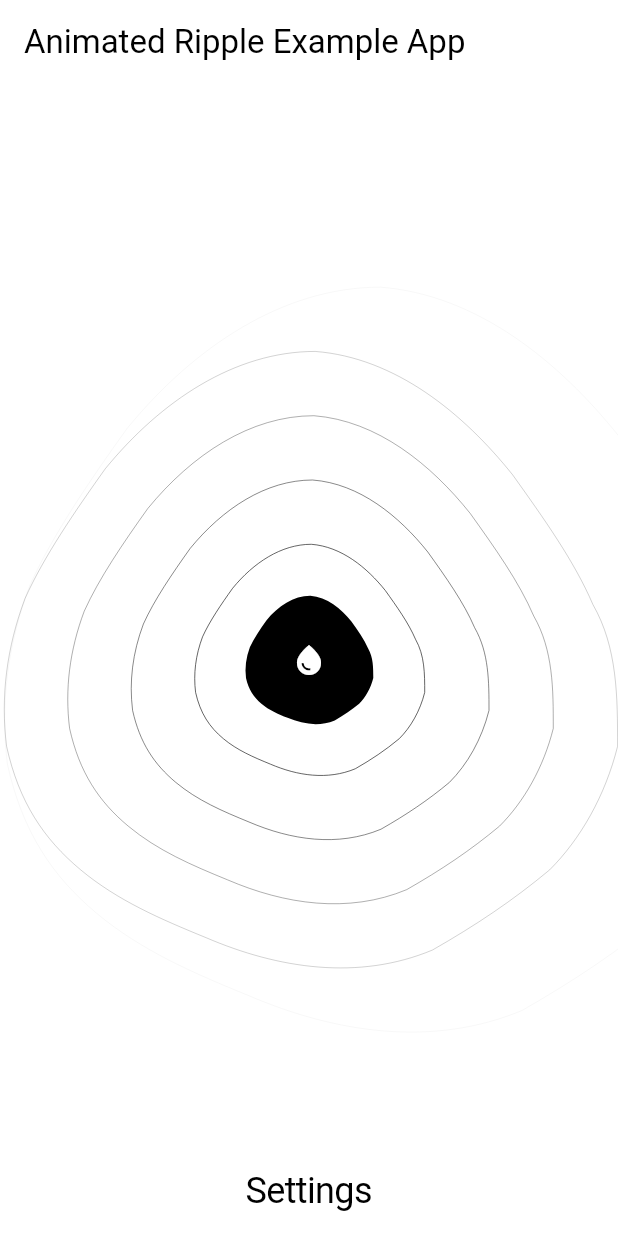
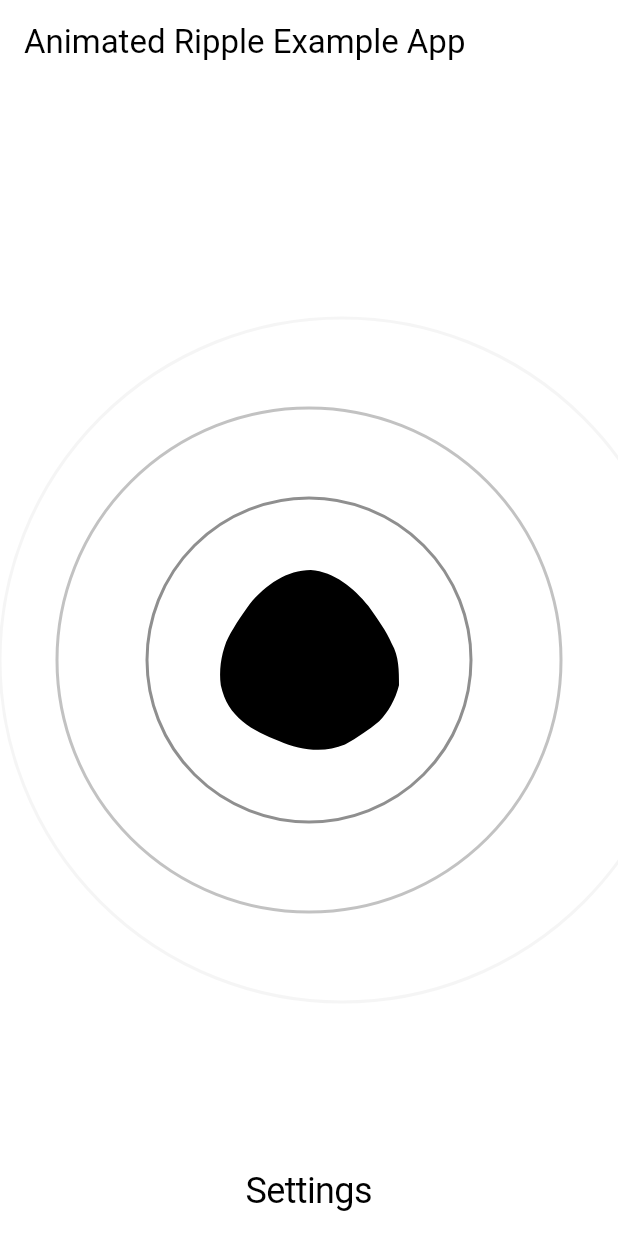
Before and after one commit to zddarova/animated_ripple, a Flutter app: the screen it shows after launch, on a phone screen of 412 x 824 dp. Run offline on Flutter 3.47's test engine with Material 3 defaults, Android fonts, the phone set to English and light mode, and no system bars.

Commit message:
v0.0.2 - resurrected project and its gonna be used in production 🎉🎉🎉 - i need to finish tasks fast so i garbage-coded what i need, sorry

```diff
--- a/example/lib/home_screen.dart
+++ b/example/lib/home_screen.dart
@@ -11,7 +11,8 @@ class HomeScreen extends StatefulWidget {
   State<HomeScreen> createState() => _HomeScreenState();
 }
 
-class _HomeScreenState extends State<HomeScreen> with SingleTickerProviderStateMixin {
+class _HomeScreenState extends State<HomeScreen>
+    with SingleTickerProviderStateMixin {
   late AnimationController _controller;
 
   @override
@@ -39,19 +40,16 @@ class _HomeScreenState extends State<HomeScreen> with SingleTickerProviderStateM
         ),
       ),
       body: DecoratedBox(
-        decoration: BoxDecoration(color: ThemeWidget.of(context).theme.secondaryColor),
+        decoration:
+            BoxDecoration(color: ThemeWidget.of(context).theme.secondaryColor),
         child: SafeArea(
           child: Stack(
             children: [
               Center(
                 // todo (andreyK): figure out what is happening with sized and opacities
                 child: AnimatedRipple(
-                  icon: Icon(
-                    Icons.water_drop_sharp,
-                    color: ThemeWidget.of(context).theme.secondaryColor,
-                  ),
                   size: const Size.fromRadius(300),
-                  numberOfRipples: 7,
+                  numberOfRipples: 5,
                   duration: const Duration(seconds: 1),
                   color: ThemeWidget.of(context).theme.mainColor,
                   secondaryColor: ThemeWidget.of(context).theme.secondaryColor,
@@ -63,13 +61,17 @@ class _HomeScreenState extends State<HomeScreen> with SingleTickerProviderStateM
                 child: CupertinoButton(
                   onPressed: () async {
                     await Navigator.of(context).push(
-                      CupertinoPageRoute(builder: (context) => const SettingsScreen(), fullscreenDialog: true),
+                      CupertinoPageRoute(
+                          builder: (context) => const SettingsScreen(),
+                          fullscreenDialog: true),
                     );
                     setState(() {});
                   },
                   child: Text(
                     'Settings',
-                    style: TextStyle(fontSize: 24, color: ThemeWidget.of(context).theme.mainColor),
+                    style: TextStyle(
+                        fontSize: 24,
+                        color: ThemeWidget.of(context).theme.mainColor),
                   ),
                 ),
               ),
--- a/lib/animated_ripple.dart
+++ b/lib/animated_ripple.dart
@@ -2,6 +2,7 @@ library animated_ripple;
 
 import 'package:flutter/material.dart';
 
+part 'circle_painter.dart';
 part 'ripple_button.dart';
 part 'ripple_painter.dart';
 
@@ -18,6 +19,8 @@ class AnimatedRipple extends StatefulWidget {
     required this.rippleEffect,
     this.onPressed,
     this.icon,
+    this.child,
+    this.paint,
   }) : super(key: key);
 
   final int numberOfRipples;
@@ -28,12 +31,15 @@ class AnimatedRipple extends StatefulWidget {
   final VoidCallback? onPressed;
   final RippleEffect rippleEffect;
   final Widget? icon;
+  final Widget? child;
+  final CustomPainter? paint;
 
   @override
   State<AnimatedRipple> createState() => _AnimatedRippleState();
 }
 
-class _AnimatedRippleState extends State<AnimatedRipple> with SingleTickerProviderStateMixin {
+class _AnimatedRippleState extends State<AnimatedRipple>
+    with SingleTickerProviderStateMixin {
   late AnimationController _controller;
 
   @override
@@ -44,7 +50,8 @@ class _AnimatedRippleState extends State<AnimatedRipple> with SingleTickerProvid
       duration: widget.duration,
       animationBehavior: AnimationBehavior.preserve,
     );
-    if (widget.rippleEffect == RippleEffect.looped || widget.rippleEffect == RippleEffect.speedUpOnTap) {
+    if (widget.rippleEffect == RippleEffect.looped ||
+        widget.rippleEffect == RippleEffect.speedUpOnTap) {
       _controller.repeat();
     }
   }
@@ -64,18 +71,23 @@ class _AnimatedRippleState extends State<AnimatedRipple> with SingleTickerProvid
 
         for (var i = 1; i < widget.numberOfRipples + 1; i++) {
           final iCoefficient = i.toDouble() / widget.numberOfRipples.toDouble();
-          final nextCoefficient = (i + 1).toDouble() / widget.numberOfRipples.toDouble();
+          final nextCoefficient =
+              (i + 1).toDouble() / widget.numberOfRipples.toDouble();
 
           final iSize = widget.size * iCoefficient;
           final nextSize = widget.size * nextCoefficient;
 
-          final h = iSize.height + (nextSize.height - iSize.height) * _controller.value;
-          final w = iSize.width + (nextSize.width - iSize.width) * _controller.value;
+          final h = iSize.height +
+              (nextSize.height - iSize.height) * _controller.value;
+          final w =
+              iSize.width + (nextSize.width - iSize.width) * _controller.value;
 
           final result = Size(h, w);
 
           // TODO (andreyK): fix issue with opacity assert
-          var opacity = 1 - nextCoefficient - (nextCoefficient - iCoefficient) * _controller.value;
+          var opacity = 1 -
+              nextCoefficient -
+              (nextCoefficient - iCoefficient) * _controller.value;
           if (opacity < 0) opacity = 0;
           if (opacity > 1) opacity = 1;
 
@@ -96,8 +108,9 @@ class _AnimatedRippleState extends State<AnimatedRipple> with SingleTickerProvid
           paints.add(
             CustomPaint(
               size: result,
-              painter: _RipplePainter(
-                size: result,
+              painter: widget.paint ??
+                  CirclePainter(
+                    radius: result.width / 2,
                     opacity: opacity,
                     color: widget.color,
                   ),
@@ -109,6 +122,9 @@ class _AnimatedRippleState extends State<AnimatedRipple> with SingleTickerProvid
           alignment: Alignment.center,
           children: [
             ...paints,
+            if (widget.child != null)
+              widget.child!
+            else
               _RippleButton(
                 color: widget.color,
                 secondaryColor: widget.secondaryColor,
--- /dev/null
+++ b/lib/circle_painter.dart
@@ -0,0 +1,36 @@
+part of 'animated_ripple.dart';
+
+class CirclePainter extends CustomPainter {
+  final double radius;
+  final Color color;
+  final double opacity;
+  final bool fill;
+
+  const CirclePainter({
+    required this.radius,
+    required this.opacity,
+    required this.color,
+    this.fill = false,
+  });
+
+  @override
+  void paint(Canvas canvas, _) {
+    final paint = Paint()
+      ..strokeWidth = 2
+      ..style = fill ? PaintingStyle.fill : PaintingStyle.stroke
+      ..color = color.withOpacity(opacity);
+
+    final path = Path()
+      ..addOval(
+        Rect.fromCircle(
+          center: Offset(radius, radius),
+          radius: radius,
+        ),
+      );
+
+    canvas.drawPath(path, paint);
+  }
+
+  @override
+  bool shouldRepaint(covariant CustomPainter oldDelegate) => false;
+}
--- a/lib/ripple_button.dart
+++ b/lib/ripple_button.dart
@@ -20,7 +20,8 @@ class _RippleButton extends StatefulWidget {
   State<_RippleButton> createState() => _RippleButtonState();
 }
 
-class _RippleButtonState extends State<_RippleButton> with SingleTickerProviderStateMixin {
+class _RippleButtonState extends State<_RippleButton>
+    with SingleTickerProviderStateMixin {
   late final AnimationController _controller;
 
   // TODO (andreyK): Make it as much configurable as possible
@@ -70,7 +71,7 @@ class _RippleButtonState extends State<_RippleButton> with SingleTickerProviderS
             duration: duration,
             child: CustomPaint(
               size: widget.size * _controller.value,
-              painter: _RipplePainter(
+              painter: RipplePainter(
                 size: widget.size * _controller.value,
                 opacity: _opacity,
                 color: widget.color,
--- a/lib/ripple_painter.dart
+++ b/lib/ripple_painter.dart
@@ -1,12 +1,12 @@
 part of 'animated_ripple.dart';
 
-class _RipplePainter extends CustomPainter {
+class RipplePainter extends CustomPainter {
   final Size size;
   final Color color;
   final double opacity;
   final bool fill;
 
-  _RipplePainter({
+  RipplePainter({
     required this.size,
     required this.opacity,
     required this.color,
```
Also changed, not shown: example/pubspec.lock, 5 other files. Lines whose indentation alone changed are shown as unchanged.
